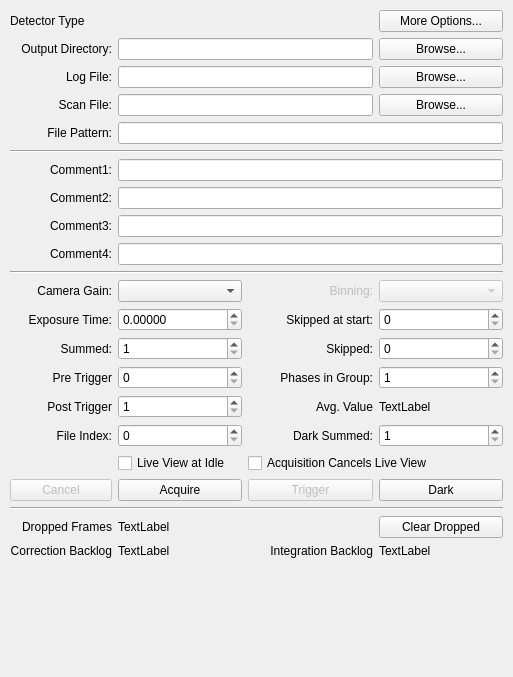
First picture: the form in source/qxrdacquisitiondialog.ui, repository guyjennings/qxrd, before the edit.
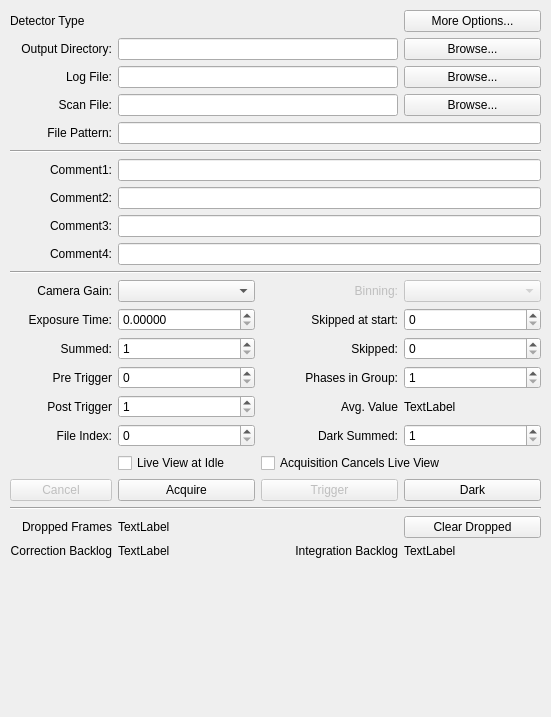
Second picture: the form after the edit. Icons and pictures are not drawn. Custom widgets are drawn as their Qt base class.

Commit message: Improved tooltips in various dialogs

The edit to the form file:
```diff
--- a/source/qxrdacquisitiondialog.ui
+++ b/source/qxrdacquisitiondialog.ui
@@ -6,8 +6,8 @@
    <rect>
     <x>0</x>
     <y>0</y>
-    <width>513</width>
-    <height>677</height>
+    <width>551</width>
+    <height>717</height>
    </rect>
   </property>
   <property name="windowTitle">
```
Left out of the diff: 7 changed lines with no effect on the pictures. The commit also changes 1 other file.
